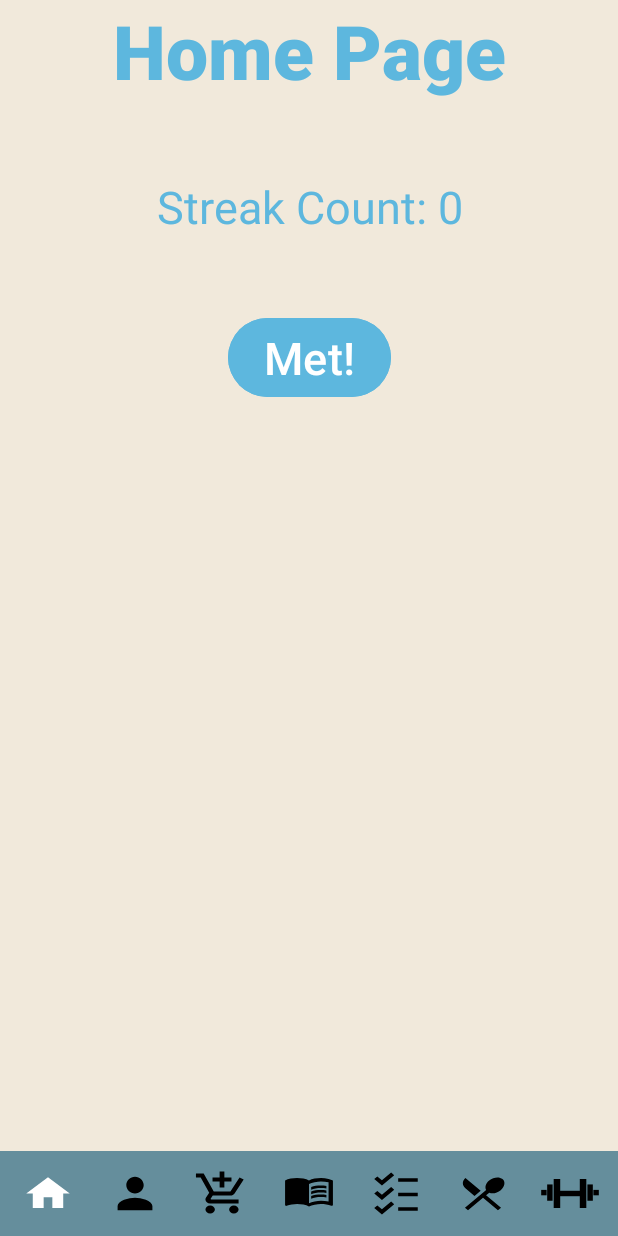
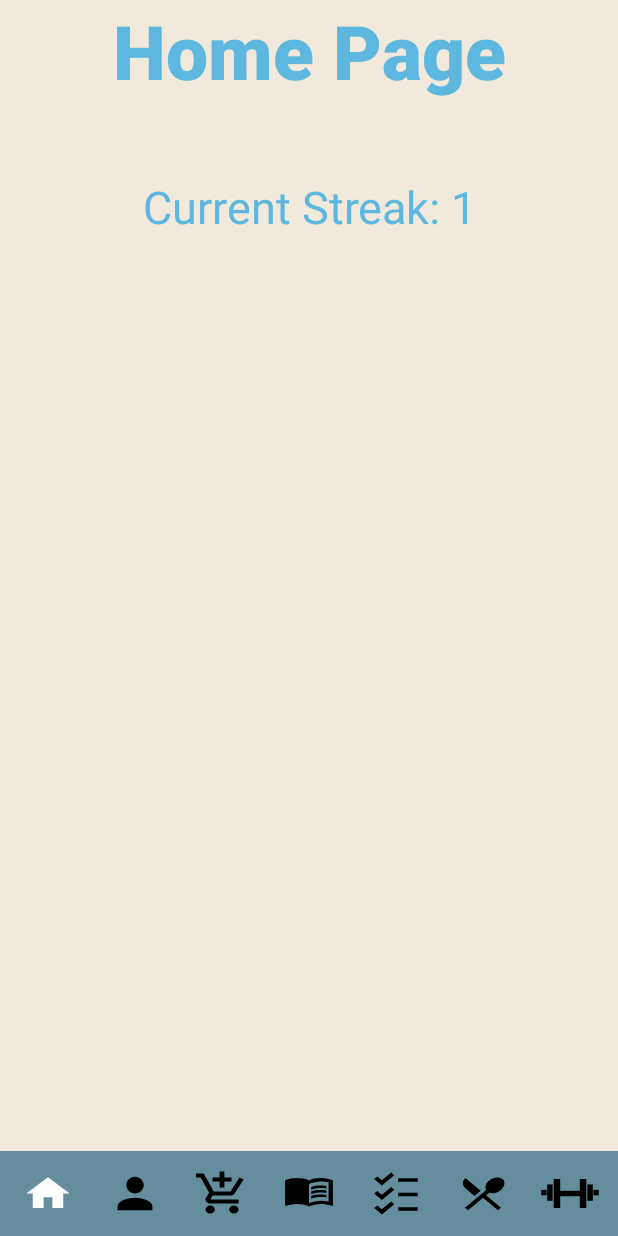
Before and after one commit to kailen-mccauley/CS2340A_Team24, an Android app: the HomeActivity screen opened directly, with no data from a screen before it, on a phone screen of 412 x 824 dp. Run offline under Robolectric (Android 15) with nearby library versions, the phone set to English and light mode, and no system bars.

Commit message:
implemented fitness streak tracker so that it increments everytime an activity is saved using the decorator pattern

```diff
--- /dev/null
+++ b/GreenPlate/app/src/main/java/com/example/greenplate/BasicHomeScreenElement.java
@@ -0,0 +1,31 @@
+package com.example.greenplate;
+
+import android.content.Context;
+import android.widget.LinearLayout;
+import android.widget.TextView;
+
+public class BasicHomeScreenElement implements HomeScreenElement {
+    private Context context;
+
+    public BasicHomeScreenElement(Context context) {
+        this.context = context;
+    }
+
+    @Override
+    public void display() {
+        LinearLayout layout = new LinearLayout(context);
+        layout.setOrientation(LinearLayout.VERTICAL);
+
+        TextView textView = new TextView(context);
+        textView.setText("Welcome to Your Home Screen!");
+        layout.addView(textView);
+
+        // This method should actually add this view to the home activity's layout.
+        // You will need to ensure this layout is added to your activity's view hierarchy.
+        addViewToHomeScreen(layout);
+    }
+
+    private void addViewToHomeScreen(LinearLayout layout) {
+        // Code to add this layout to the HomeActivity's content view
+    }
+}
--- a/GreenPlate/app/src/main/java/com/example/greenplate/viewmodels/FitnessActivityViewModel.java
+++ b/GreenPlate/app/src/main/java/com/example/greenplate/viewmodels/FitnessActivityViewModel.java
@@ -1,4 +1,6 @@
 package com.example.greenplate.viewmodels;
+import android.content.SharedPreferences;
+
 
 import android.util.Log;
 
--- a/GreenPlate/app/src/main/java/com/example/greenplate/viewmodels/HomeViewModel.java
+++ b/GreenPlate/app/src/main/java/com/example/greenplate/viewmodels/HomeViewModel.java
@@ -22,13 +22,4 @@ public class HomeViewModel {
         }
         return instance;
     }
-
-    public int getFitnessStreak() {
-        return sharedPreferences.getInt("streak", 0);
-    }
-
-    public void incrementFitnessStreak() {
-        int currentStreak = getFitnessStreak();
-        sharedPreferences.edit().putInt("streak", currentStreak + 1).apply();
-    }
 }
--- a/GreenPlate/app/src/main/java/com/example/greenplate/views/HomeActivity.java
+++ b/GreenPlate/app/src/main/java/com/example/greenplate/views/HomeActivity.java
@@ -5,10 +5,20 @@ import android.os.Bundle;
 import android.widget.Button;
 import android.widget.ImageButton;
 import android.util.Log;
+import android.widget.TextView;
+import com.example.greenplate.*;
 
 import androidx.appcompat.app.AppCompatActivity;
+import android.content.SharedPreferences;
+import android.content.Context;
+import android.widget.LinearLayout;
+import com.example.greenplate.FitnessActivityObserver;
+import com.example.greenplate.FitnessActivityObserver;  // Ensure this import statement is correct
+
 
 import com.example.greenplate.R;
+import androidx.constraintlayout.widget.ConstraintLayout;
+
 
 public class HomeActivity extends AppCompatActivity {
 
@@ -24,14 +34,17 @@ public class HomeActivity extends AppCompatActivity {
         setContentView(R.layout.activity_home);
         viewModel = HomeViewModel.getInstance(this.getApplicationContext());
 
+        HomeScreenElement baseElement = new BasicHomeScreenElement(this);
+        HomeScreenElement decoratedElement = new FitnessDecorator(baseElement, this);
+        decoratedElement.display();
 
         ImageButton toMealButton = findViewById(R.id.btn_meal);
         ImageButton toRecipeButton = findViewById(R.id.btn_recipe);
         ImageButton toIngredientButton = findViewById(R.id.btn_ingredients);
         ImageButton toShoppingButton = findViewById(R.id.btn_shopping);
         ImageButton toPersonalButton = findViewById(R.id.btn_personal);
+        ImageButton toFitnessButton = findViewById(R.id.btn_fitness);
 
-        Button metGoal = findViewById(R.id.completeButton);
 
         Intent intentMeal = new Intent(HomeActivity.this, MealActivity.class);
         makeNavigationBar(toMealButton, intentMeal);
@@ -44,14 +57,21 @@ public class HomeActivity extends AppCompatActivity {
         Intent intentIngredient = new Intent(HomeActivity.this, IngredientsActivity.class);
         makeNavigationBar(toIngredientButton, intentIngredient);
         Intent intentFitness = new Intent(HomeActivity.this, FitnessActivity.class);
+        makeNavigationBar(toFitnessButton, intentFitness);
 
-        // metGoal.setOnClickListener(); Look at implementation in other screens for buttons if you get lost
-
-        logFitnessStreak();
+    }
+    @Override
+    protected void onResume() {
+        super.onResume();
+        refreshStreakDisplay();
     }
 
-    private void logFitnessStreak() {
-        int currentStreak = viewModel.getFitnessStreak();
-        Log.d("Fitness Streak", "Current fitness streak: " + currentStreak);
+    private void refreshStreakDisplay() {
+        TextView streakView = findViewById(R.id.trackerNumber);
+        if (streakView != null) {
+            SharedPreferences prefs = getSharedPreferences("FitnessPrefs", Context.MODE_PRIVATE);
+            int currentStreak = prefs.getInt("streak", 0);
+            streakView.setText("Current Streak: " + currentStreak);
+        }
     }
 }
--- a/GreenPlate/app/src/main/res/layout/activity_home.xml
+++ b/GreenPlate/app/src/main/res/layout/activity_home.xml
@@ -37,20 +37,6 @@ android:background="@color/alabaster">
         app:layout_constraintEnd_toEndOf="parent"
         app:layout_constraintStart_toStartOf="parent"
         app:layout_constraintTop_toBottomOf="@+id/homeTitle" />
-
-    <Button
-        android:id="@+id/completeButton"
-        android:layout_width="wrap_content"
-        android:layout_height="wrap_content"
-        android:text="Met!"
-        android:textAlignment="center"
-        android:backgroundTint="@color/aero"
-        android:textColor="@color/white"
-        android:textSize="30sp"
-        android:layout_marginTop="50dp"
-        app:layout_constraintEnd_toEndOf="parent"
-        app:layout_constraintStart_toStartOf="parent"
-        app:layout_constraintTop_toBottomOf="@+id/trackerNumber" />
 
 </androidx.constraintlayout.widget.ConstraintLayout>
 
```
Also changed, not shown: GreenPlate/app/src/main/java/com/example/greenplate/FitnessDecorator.java (+20 -23 lines), GreenPlate/app/src/main/java/com/example/greenplate/views/FitnessActivity.java (+9 -0 lines).
